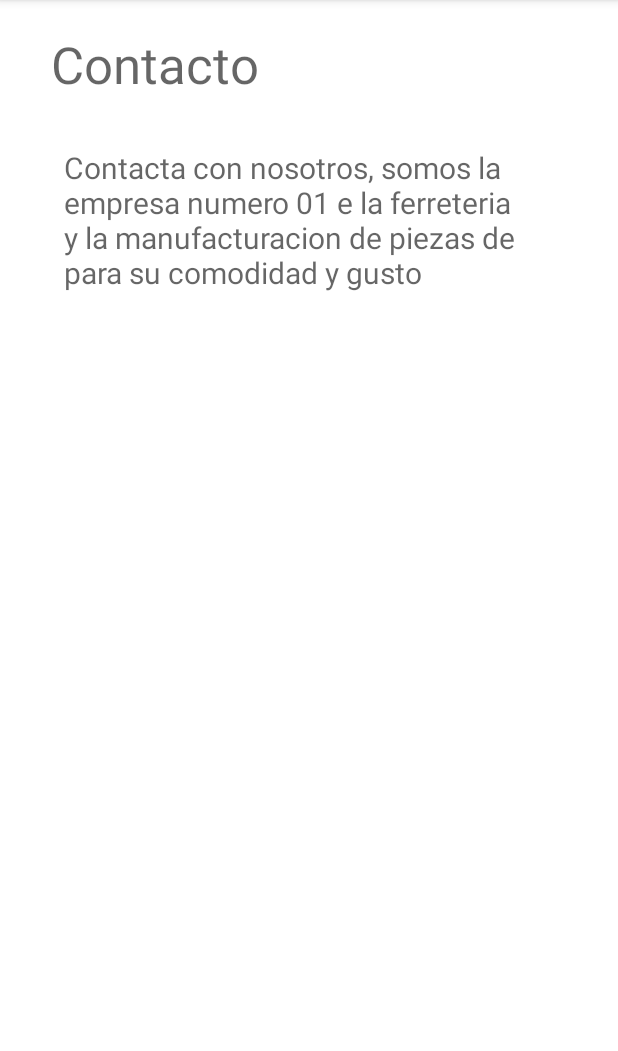
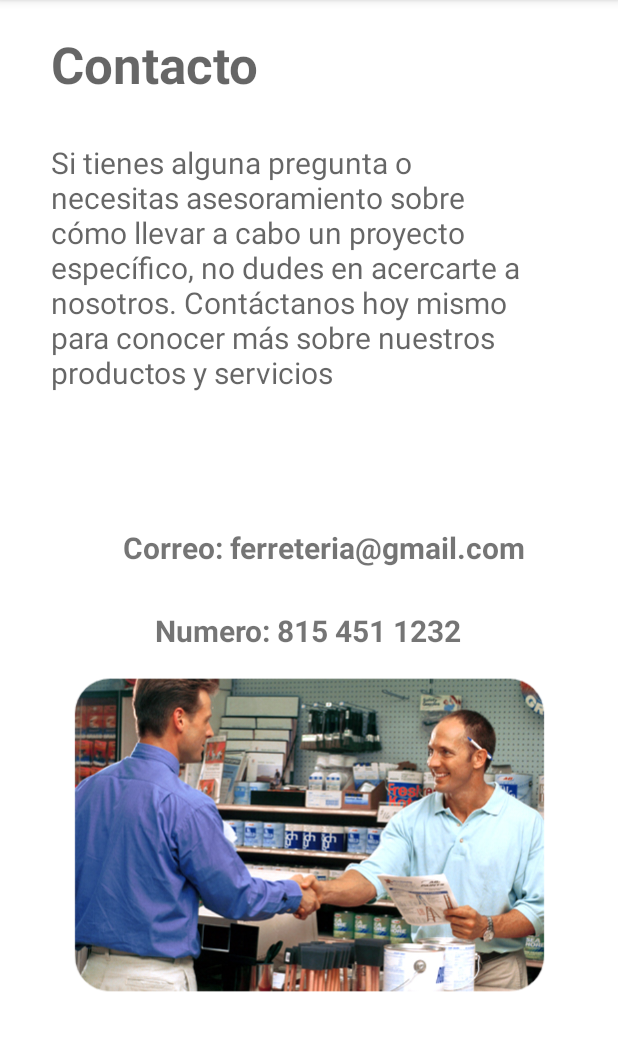
Before and after one commit to IsaiasCode/TheProyect-DisMov, an Android app: the Contacto screen opened directly, with no data from a screen before it, on a phone screen of 412 x 824 dp, the part 84-1135 px from its top. Run offline under Robolectric (Android 15) with nearby library versions, the phone set to English and light mode, and no system bars.

Commit message:
Contacto SemiTerminado y Menu Reacomodado

```diff
--- a/app/src/main/res/layout/activity_contacto.xml
+++ b/app/src/main/res/layout/activity_contacto.xml
@@ -9,23 +9,24 @@
 
     <TextView
         android:id="@+id/textView5"
-        android:layout_width="305dp"
-        android:layout_height="135dp"
-        android:text="Contacta con nosotros, somos la empresa numero 01 e la ferreteria y la manufacturacion de piezas de  para su comodidad y gusto"
+        android:layout_width="317dp"
+        android:layout_height="171dp"
+        android:text="Si tienes alguna pregunta o necesitas asesoramiento sobre cómo llevar a cabo un proyecto específico, no dudes en acercarte a nosotros. Contáctanos hoy mismo para conocer más sobre nuestros productos y servicios"
         android:textAppearance="@style/TextAppearance.AppCompat.Medium"
         android:textSize="20sp"
         app:layout_constraintBottom_toBottomOf="parent"
         app:layout_constraintEnd_toEndOf="parent"
-        app:layout_constraintHorizontal_bias="0.4"
+        app:layout_constraintHorizontal_bias="0.361"
         app:layout_constraintStart_toStartOf="parent"
         app:layout_constraintTop_toTopOf="parent"
-        app:layout_constraintVertical_bias="0.155" />
+        app:layout_constraintVertical_bias="0.159" />
 
     <TextView
         android:id="@+id/contactoTitle"
         android:layout_width="wrap_content"
         android:layout_height="wrap_content"
         android:text="Contacto"
+        android:textStyle="bold"
         android:textAppearance="@style/TextAppearance.AppCompat.Display1"
         app:layout_constraintBottom_toBottomOf="parent"
         app:layout_constraintEnd_toEndOf="parent"
@@ -34,4 +35,43 @@
         app:layout_constraintTop_toTopOf="parent"
         app:layout_constraintVertical_bias="0.028" />
 
+    <ImageView
+        android:id="@+id/imageView8"
+        android:layout_width="339dp"
+        android:layout_height="245dp"
+        app:layout_constraintBottom_toBottomOf="parent"
+        app:layout_constraintEnd_toEndOf="parent"
+        app:layout_constraintStart_toStartOf="parent"
+        app:layout_constraintTop_toBottomOf="@+id/textView8"
+        app:layout_constraintVertical_bias="0.0"
+        app:srcCompat="@drawable/image" />
+
+    <TextView
+        android:id="@+id/textView7"
+        android:layout_width="wrap_content"
+        android:layout_height="wrap_content"
+        android:layout_marginBottom="28dp"
+        android:text="Correo: ferreteria@gmail.com"
+        android:textSize="20sp"
+        android:textStyle="bold"
+        app:layout_constraintBottom_toTopOf="@+id/textView8"
+        app:layout_constraintEnd_toEndOf="parent"
+        app:layout_constraintHorizontal_bias="0.571"
+        app:layout_constraintStart_toStartOf="parent" />
+
+    <TextView
+        android:id="@+id/textView8"
+        android:layout_width="wrap_content"
+        android:layout_height="wrap_content"
+        android:text="Numero: 815 451 1232"
+        android:textSize="20sp"
+        android:textStyle="bold"
+        app:layout_constraintBottom_toBottomOf="parent"
+        app:layout_constraintEnd_toEndOf="parent"
+        app:layout_constraintHorizontal_bias="0.497"
+        app:layout_constraintStart_toStartOf="parent"
+        app:layout_constraintTop_toBottomOf="@+id/textView5"
+        app:layout_constraintVertical_bias="0.297" />
+
+
 </androidx.constraintlayout.widget.ConstraintLayout>
```
Also changed, not shown: app/src/main/res/layout/activity_menu_principal_user.xml (+29 -12 lines), app/src/main/res/drawable/image.png (added).
